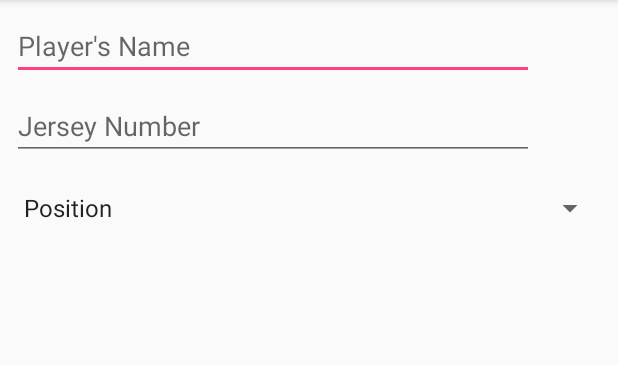
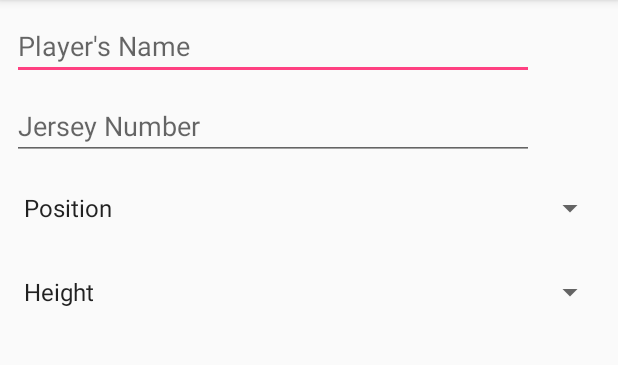
Before and after one commit to ryanmcalpin/basketball-rpg-android, an Android app: the screen it shows after launch (NewPlayerActivity), on a phone screen of 412 x 824 dp, the part 84-449 px from its top. Run offline under Robolectric (Android 15) with nearby library versions, the phone set to English and light mode, and no system bars.

Commit message:
add height spinner

```diff
--- a/app/src/main/java/com/example/rygn/basketballrpg/NewPlayerActivity.java
+++ b/app/src/main/java/com/example/rygn/basketballrpg/NewPlayerActivity.java
@@ -12,9 +12,15 @@ public class NewPlayerActivity extends AppCompatActivity {
         super.onCreate(savedInstanceState);
         setContentView(R.layout.activity_new_player);
 
-        Spinner spinner = (Spinner) findViewById(R.id.positions_spinner);
-        ArrayAdapter<CharSequence> adapter = ArrayAdapter.createFromResource(this, R.array.positions_array, android.R.layout.simple_spinner_item);
-        adapter.setDropDownViewResource(android.R.layout.simple_spinner_dropdown_item);
-        spinner.setAdapter(adapter);
+        Spinner positionsSpinner = (Spinner) findViewById(R.id.positions_spinner);
+        ArrayAdapter<CharSequence> positionsAdapter = ArrayAdapter.createFromResource(this, R.array.positions_array, android.R.layout.simple_spinner_item);
+        positionsAdapter.setDropDownViewResource(android.R.layout.simple_spinner_dropdown_item);
+        positionsSpinner.setAdapter(positionsAdapter);
+
+        Spinner heightSpinner = (Spinner) findViewById(R.id.height_spinner);
+//        ArrayAdapter<String> heightAdapter = ArrayAdapter.createFromResource(this, R.array.heights_array, android.R.layout.simple_spinner_item);
+        ArrayAdapter<CharSequence> heightAdapter = ArrayAdapter.createFromResource(this, R.array.heights_array, android.R.layout.simple_spinner_item);
+        heightAdapter.setDropDownViewResource(android.R.layout.simple_spinner_dropdown_item);
+        heightSpinner.setAdapter(heightAdapter);
     }
 }
--- a/app/src/main/res/layout/activity_new_player.xml
+++ b/app/src/main/res/layout/activity_new_player.xml
@@ -46,4 +46,15 @@
         app:layout_constraintStart_toStartOf="parent"
         app:layout_constraintTop_toBottomOf="@+id/numberInput" />
 
+    <Spinner
+        android:id="@+id/height_spinner"
+        android:layout_width="0dp"
+        android:layout_height="48dp"
+        android:layout_marginEnd="8dp"
+        android:layout_marginStart="8dp"
+        android:layout_marginTop="8dp"
+        app:layout_constraintEnd_toEndOf="parent"
+        app:layout_constraintStart_toStartOf="parent"
+        app:layout_constraintTop_toBottomOf="@+id/positions_spinner" />
+
 </android.support.constraint.ConstraintLayout>
--- /dev/null
+++ b/app/src/main/res/values/heights.xml
@@ -0,0 +1,29 @@
+<?xml version="1.0" encoding="utf-8"?>
+<resources>
+    <string-array name="heights_array">
+        <item>Height</item>
+        <item>5\' 6\"</item>
+        <item>5\' 7\"</item>
+        <item>5\' 8\"</item>
+        <item>5\' 9\"</item>
+        <item>5\' 10\"</item>
+        <item>5\' 11\"</item>
+        <item>6\'</item>
+        <item>6\' 1\"</item>
+        <item>6\' 2\"</item>
+        <item>6\' 3\"</item>
+        <item>6\' 4\"</item>
+        <item>6\' 5\"</item>
+        <item>6\' 6\"</item>
+        <item>6\' 7\"</item>
+        <item>6\' 8\"</item>
+        <item>6\' 9\"</item>
+        <item>6\' 10\"</item>
+        <item>6\' 11\"</item>
+        <item>7\'</item>
+        <item>7\' 1\"</item>
+        <item>7\' 2\"</item>
+        <item>7\' 3\"</item>
+        <item>7\' 4\"</item>
+    </string-array>
+</resources>
```
